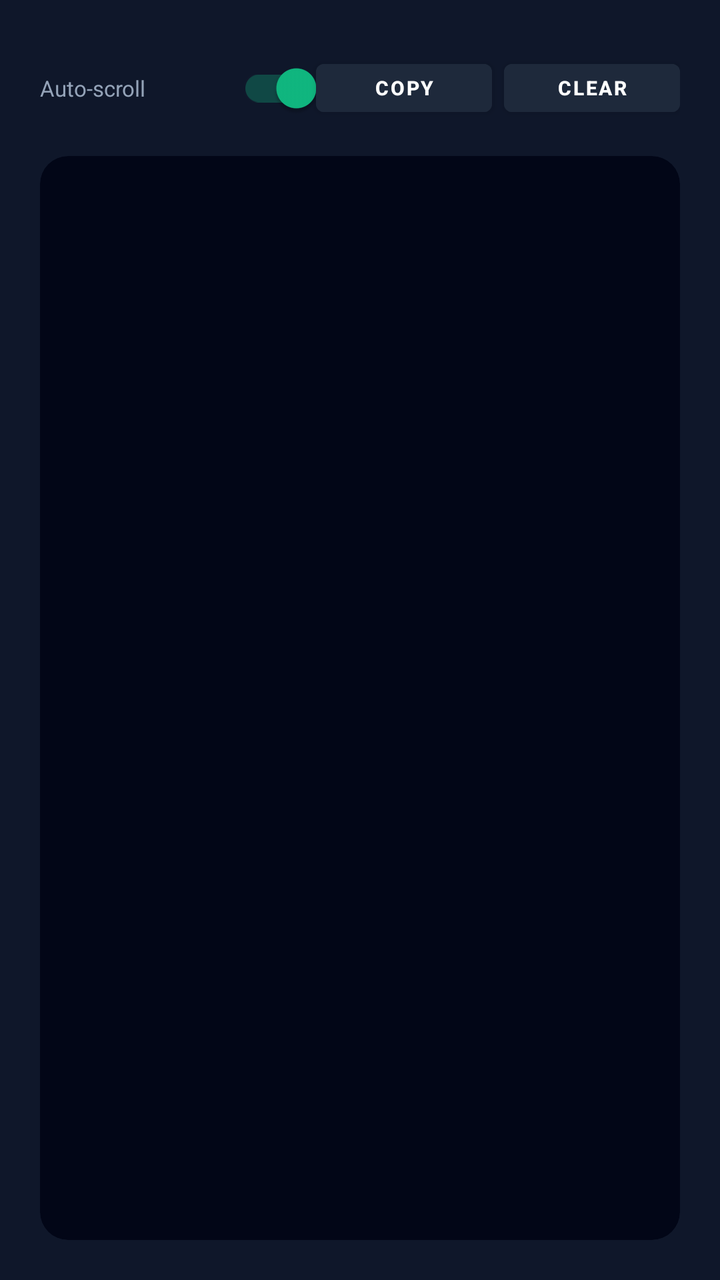
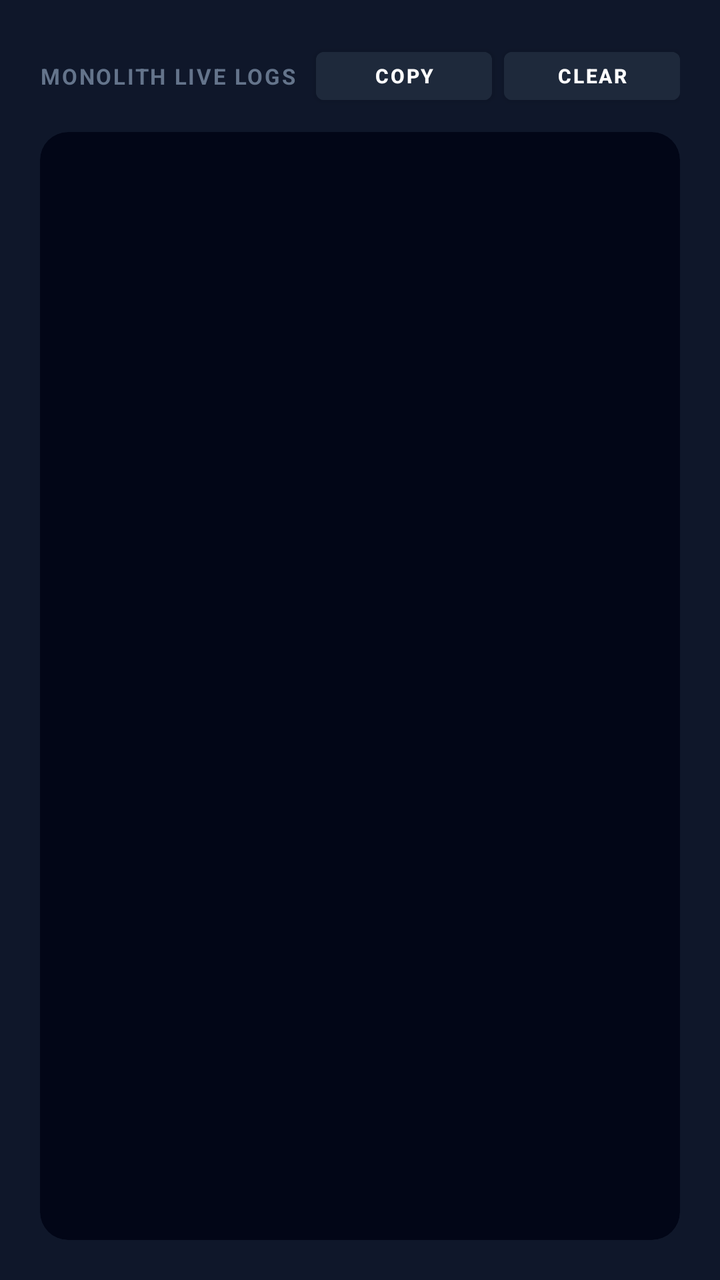

Two renders of the same Android screen: before a commit and after it. Below are the layout's source before the change and the commit's diff.
<!-- AndroidManifest.xml: application theme Theme.NeuralVPN -->
<!-- res/layout/layout_logs.xml -->
<?xml version="1.0" encoding="utf-8"?>
<LinearLayout
    xmlns:android="http://schemas.android.com/apk/res/android"
    xmlns:app="http://schemas.android.com/apk/res-auto"
    android:layout_width="match_parent"
    android:layout_height="match_parent"
    android:orientation="vertical"
    android:padding="20dp">

    
    <LinearLayout
        android:layout_width="match_parent"
        android:layout_height="wrap_content"
        android:orientation="horizontal"
        android:gravity="center_vertical"
        android:layout_marginBottom="10dp">

        <androidx.appcompat.widget.SwitchCompat
            android:id="@+id/switch_autoscroll"
            android:layout_width="0dp"
            android:layout_height="wrap_content"
            android:layout_weight="1"
            android:text="Auto-scroll"
            android:textColor="#94A3B8"
            android:textSize="11sp"
            android:checked="true" />

        <Button
            android:id="@+id/btn_copy_logs"
            android:layout_width="wrap_content"
            android:layout_height="36dp"
            android:text="COPY"
            android:textSize="10sp"
            android:textStyle="bold"
            android:backgroundTint="#1E293B"
            android:layout_marginEnd="6dp" />

        <Button
            android:id="@+id/btn_clear_logs"
            android:layout_width="wrap_content"
            android:layout_height="36dp"
            android:text="CLEAR"
            android:textSize="10sp"
            android:textStyle="bold"
            android:backgroundTint="#1E293B" />
    </LinearLayout>

    
    <androidx.cardview.widget.CardView
        android:layout_width="match_parent"
        android:layout_height="match_parent"
        app:cardBackgroundColor="#020617"
        app:cardCornerRadius="14dp"
        app:cardElevation="0dp">

        <ScrollView
            android:id="@+id/sv_logs_scroll"
            android:layout_width="match_parent"
            android:layout_height="match_parent"
            android:padding="12dp">

            <TextView
                android:id="@+id/tv_logs_console"
                android:layout_width="match_parent"
                android:layout_height="wrap_content"
                android:textColor="#38BDF8"
                android:fontFamily="monospace"
                android:textSize="11sp"
                android:lineSpacingExtra="3dp" />
        </ScrollView>
    </androidx.cardview.widget.CardView>
</LinearLayout>
<!-- resources referenced by this layout -->
<resources>
  <style name="Theme.NeuralVPN" parent="Theme.MaterialComponents.DayNight.NoActionBar">
          <item name="colorPrimary">#6366F1</item>
          <item name="colorPrimaryVariant">#4F46E5</item>
          <item name="colorOnPrimary">#FFFFFF</item>
          <item name="colorSecondary">#10B981</item>
          <item name="colorSecondaryVariant">#059669</item>
          <item name="colorOnSecondary">#FFFFFF</item>
          <item name="android:statusBarColor">#0F172A</item>
          <item name="android:navigationBarColor">#0F172A</item>
          <item name="android:windowBackground">#0F172A</item>
      </style>
</resources>

<!-- the commit's change to res/layout/layout_logs.xml (unified diff, before → after) -->
@@ -7,7 +7,6 @@
     android:orientation="vertical"
     android:padding="20dp">
 
-    
     <LinearLayout
         android:layout_width="match_parent"
         android:layout_height="wrap_content"
@@ -15,15 +14,15 @@
         android:gravity="center_vertical"
         android:layout_marginBottom="10dp">
 
-        <androidx.appcompat.widget.SwitchCompat
-            android:id="@+id/switch_autoscroll"
+        <TextView
             android:layout_width="0dp"
             android:layout_height="wrap_content"
             android:layout_weight="1"
-            android:text="Auto-scroll"
-            android:textColor="#94A3B8"
+            android:text="MONOLITH LIVE LOGS"
+            android:textColor="#64748B"
             android:textSize="11sp"
-            android:checked="true" />
+            android:textStyle="bold"
+            android:letterSpacing="0.08" />
 
         <Button
             android:id="@+id/btn_copy_logs"
@@ -45,7 +44,6 @@
             android:backgroundTint="#1E293B" />
     </LinearLayout>
 
-    
     <androidx.cardview.widget.CardView
         android:layout_width="match_parent"
         android:layout_height="match_parent"
